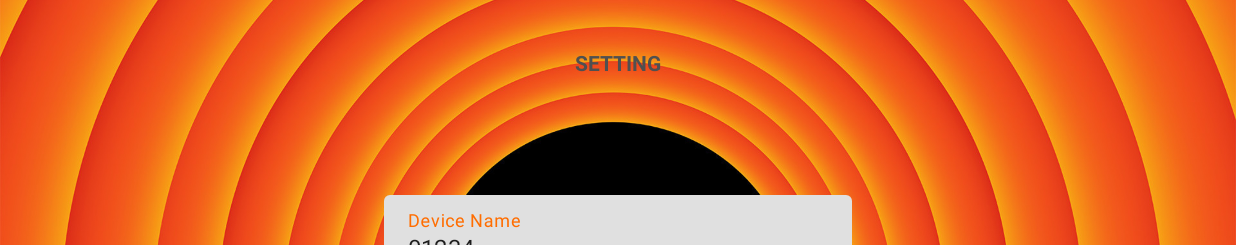
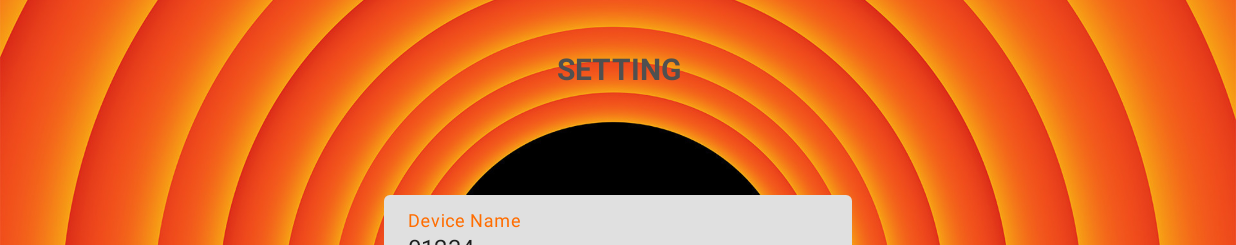
Before and after one commit to press-f-for-respect/CodenamesPictures, an Android app: the SettingActivity screen opened directly, with no data from a screen before it, on a phone screen of 824 x 412 dp (held sideways). Shown: the top 245 px of the screen. Run offline under Robolectric (Android 15) with nearby library versions, the phone set to English and light mode, and no system bars.

Commit message:
setting beautify1.0.2

```diff
--- a/app/src/main/res/layout/activity_setting.xml
+++ b/app/src/main/res/layout/activity_setting.xml
@@ -28,7 +28,8 @@
         android:text="@string/setting"
         app:layout_constraintEnd_toEndOf="parent"
         app:layout_constraintStart_toStartOf="parent"
-        app:layout_constraintTop_toTopOf="parent" />
+        app:layout_constraintTop_toTopOf="parent"
+        android:textSize="20dp"/>
 
     <LinearLayout
         android:layout_width="match_parent"
```
